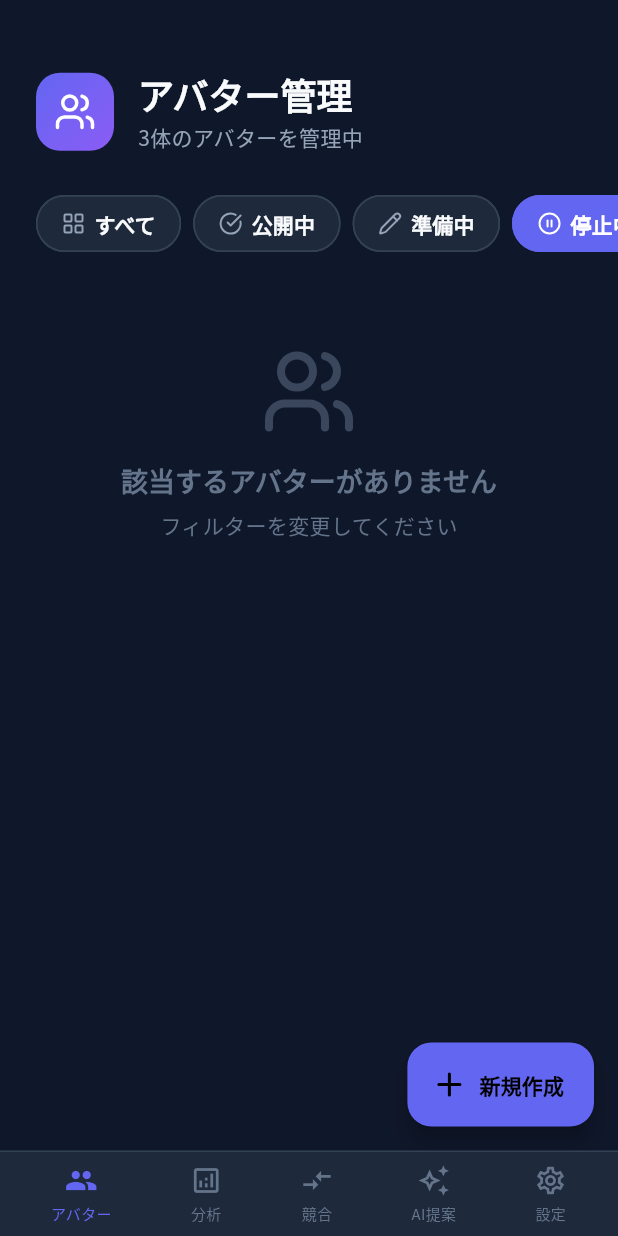
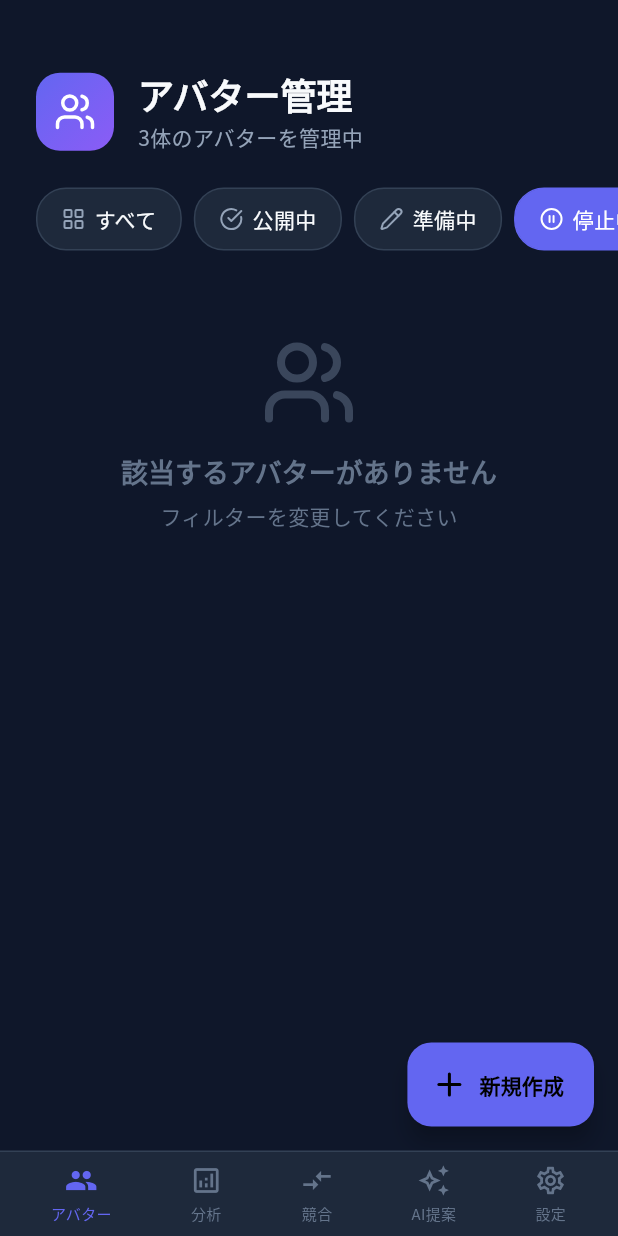
Before and after one commit to yousukeueda/avatar_analytics_app, a Flutter app: the screen it shows after launch, after a tap on "準備中", after a tap on "停止中", on a phone screen of 412 x 824 dp. Run offline on Flutter 3.47's test engine with Material 3 defaults, Android fonts, the phone set to English and light mode, and no system bars; our stand-ins replace cached_network_image, flutter_riverpod, google_fonts, lucide_icons; network calls fail.

Commit message:
fix: Replace FilterChip with custom widget and remove loading delays
- Use custom GestureDetector+Container instead of FilterChip to fix red underline issue
- Remove all Future.delayed calls from InMemoryAvatarRepository for instant loading

```diff
--- a/lib/repositories/avatar_repository.dart
+++ b/lib/repositories/avatar_repository.dart
@@ -119,28 +119,23 @@ class InMemoryAvatarRepository implements AvatarRepository {
 
   @override
   Future<List<Avatar>> getAll() async {
-    // 実際のAPIコールをシミュレート
-    await Future.delayed(const Duration(milliseconds: 300));
     return _avatars.values.toList()
       ..sort((a, b) => b.updatedAt.compareTo(a.updatedAt));
   }
 
   @override
   Future<Avatar?> getById(String id) async {
-    await Future.delayed(const Duration(milliseconds: 100));
     return _avatars[id];
   }
 
   @override
   Future<Avatar> create(Avatar avatar) async {
-    await Future.delayed(const Duration(milliseconds: 200));
     _avatars[avatar.id] = avatar;
     return avatar;
   }
 
   @override
   Future<Avatar> update(Avatar avatar) async {
-    await Future.delayed(const Duration(milliseconds: 200));
     if (!_avatars.containsKey(avatar.id)) {
       throw Exception('Avatar not found: ${avatar.id}');
     }
@@ -151,7 +146,6 @@ class InMemoryAvatarRepository implements AvatarRepository {
 
   @override
   Future<void> delete(String id) async {
-    await Future.delayed(const Duration(milliseconds: 200));
     if (!_avatars.containsKey(id)) {
       throw Exception('Avatar not found: $id');
     }
@@ -160,7 +154,6 @@ class InMemoryAvatarRepository implements AvatarRepository {
 
   @override
   Future<Avatar> duplicate(Avatar avatar) async {
-    await Future.delayed(const Duration(milliseconds: 200));
     final newId = 'avatar-${DateTime.now().millisecondsSinceEpoch}';
     final duplicated = Avatar(
       id: newId,
--- a/lib/screens/avatar_list_screen.dart
+++ b/lib/screens/avatar_list_screen.dart
@@ -205,9 +205,18 @@ class _AvatarListScreenState extends ConsumerState<AvatarListScreen> {
 
   Widget _buildFilterChip(AvatarStatus? status, String label, IconData icon) {
     final isSelected = _filterStatus == status;
-    return FilterChip(
-      selected: isSelected,
-      label: Row(
+    return GestureDetector(
+      onTap: () => setState(() => _filterStatus = status),
+      child: Container(
+        padding: const EdgeInsets.symmetric(horizontal: 16, vertical: 10),
+        decoration: BoxDecoration(
+          color: isSelected ? AppColors.primary : AppColors.surface,
+          borderRadius: BorderRadius.circular(20),
+          border: Border.all(
+            color: isSelected ? AppColors.primary : AppColors.surfaceLight,
+          ),
+        ),
+        child: Row(
           mainAxisSize: MainAxisSize.min,
           children: [
             Icon(
@@ -216,23 +225,16 @@ class _AvatarListScreenState extends ConsumerState<AvatarListScreen> {
               color: isSelected ? Colors.white : AppColors.textSecondary,
             ),
             const SizedBox(width: 6),
-          Text(label),
+            Text(
+              label,
+              style: TextStyle(
+                color: isSelected ? Colors.white : AppColors.textPrimary,
+                fontSize: 14,
+              ),
+            ),
           ],
         ),
-      onSelected: (_) => setState(() => _filterStatus = status),
-      backgroundColor: AppColors.surface,
-      selectedColor: AppColors.primary,
-      labelStyle: TextStyle(
-        color: isSelected ? Colors.white : AppColors.textPrimary,
-        decoration: TextDecoration.none,
       ),
-      shape: RoundedRectangleBorder(
-        borderRadius: BorderRadius.circular(20),
-        side: BorderSide(
-          color: isSelected ? AppColors.primary : AppColors.surfaceLight,
-        ),
-      ),
-      showCheckmark: false,
     );
   }
 
```
Lines whose indentation alone changed are shown as unchanged.
